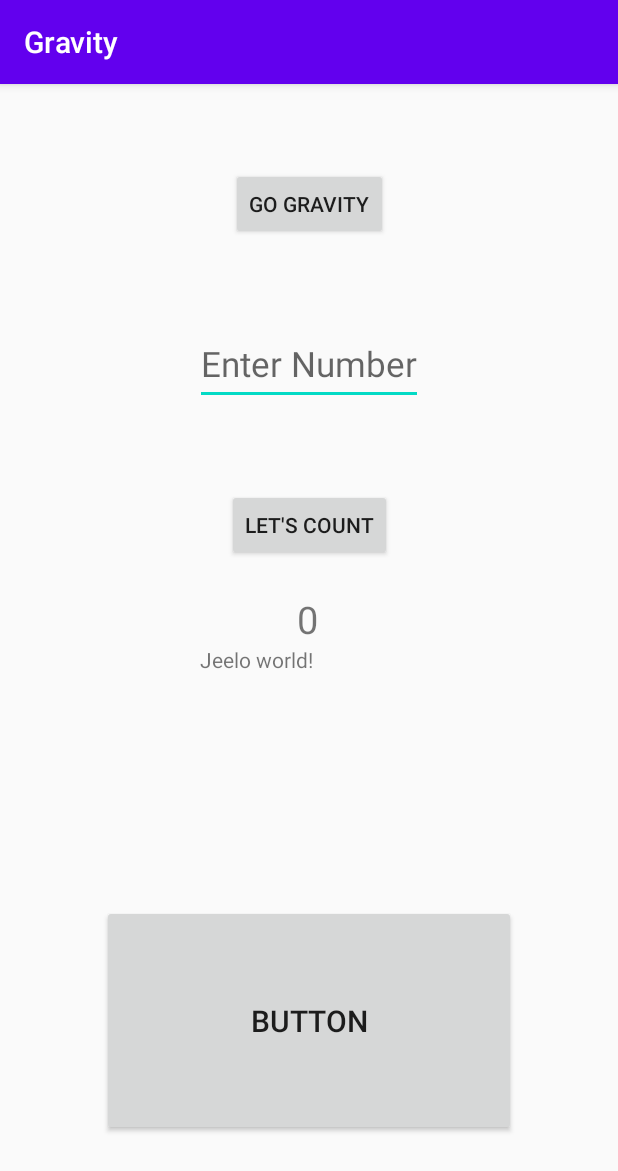
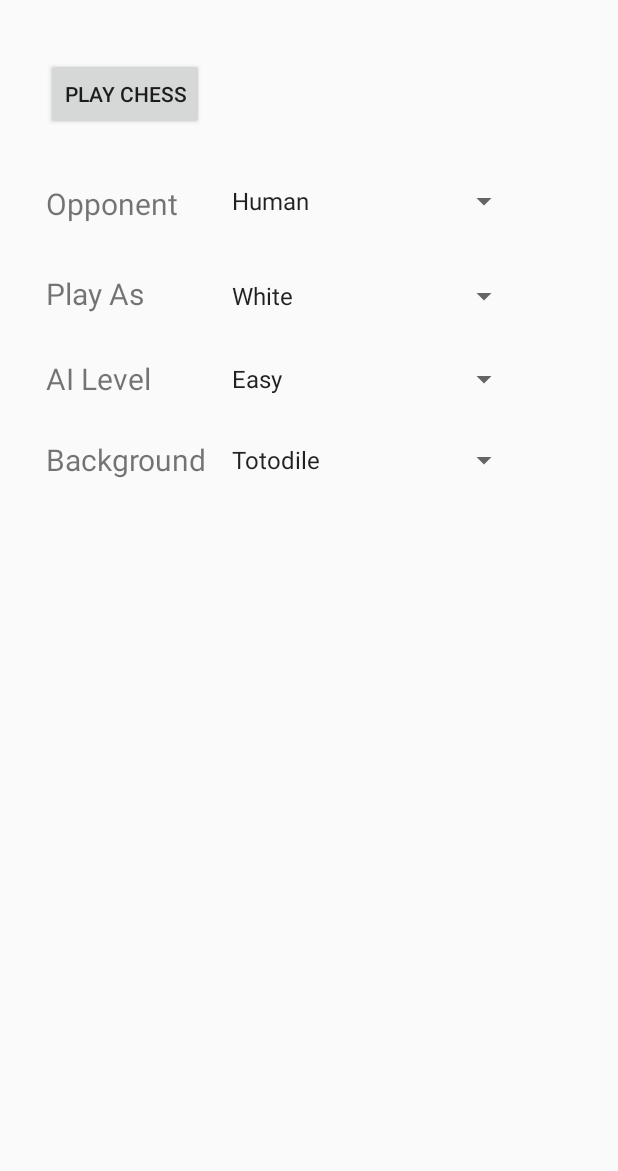
Before and after one commit to UnawareWolf/Pikachess, an Android app: the screen it shows after launch (MainActivity), on a phone screen of 412 x 824 dp. Shown: the top 1171 px of the screen. Run offline under Robolectric (Android 15) with nearby library versions, the phone set to English and light mode, and no system bars.

Commit message:
Started changing main menu to have settings for the chess game. Need to fix pawn promotion vs computer as it happens after they move.

```diff
--- a/app/src/main/java/com/example/gravity/MainActivity.java
+++ b/app/src/main/java/com/example/gravity/MainActivity.java
@@ -5,42 +5,71 @@ import androidx.appcompat.app.AppCompatActivity;
 import android.content.Intent;
 import android.os.Bundle;
 import android.view.View;
+import android.widget.AdapterView;
+import android.widget.ArrayAdapter;
 import android.widget.Button;
 import android.widget.EditText;
+import android.widget.Spinner;
 import android.widget.TextView;
 import android.widget.Toast;
 
-public class MainActivity extends AppCompatActivity {
+import java.util.ArrayList;
+import java.util.List;
+
+public class MainActivity extends AppCompatActivity implements AdapterView.OnItemSelectedListener {
 
     private int mCount = 0;
     private TextView mShowCount;
     private EditText numToAdd;
+    private boolean computer;
+    private List<Spinner> spinnerList = new ArrayList<>();
 
     @Override
     protected void onCreate(Bundle savedInstanceState) {
         super.onCreate(savedInstanceState);
         setContentView(R.layout.activity_main);
-        mShowCount = (TextView) findViewById(R.id.show_count);
-
-        //mShowCount = (TextView) findViewById(R.id.show_count);
+        spinnerList.add(setUpSpinner(R.id.opponent_spinner, R.array.opponents_array));
+        spinnerList.add(setUpSpinner(R.id.player_colour_spinner, R.array.player_colour_array));
+        spinnerList.add(setUpSpinner(R.id.computer_level_spinner, R.array.computer_level_array));
+        spinnerList.add(setUpSpinner(R.id.background_spinner, R.array.background_array));
     }
 
-    public void jeeloWorld(View view) {
-        Toast toast = Toast.makeText(this, R.string.jeelo_world, Toast.LENGTH_SHORT);
-        toast.show();
+    public Spinner setUpSpinner(int spinnerId, int spinnerArray) {
+        Spinner spinner = (Spinner) findViewById(spinnerId);
+        ArrayAdapter<CharSequence> adapter = ArrayAdapter.createFromResource(this, spinnerArray, android.R.layout.simple_spinner_item);
+        adapter.setDropDownViewResource(android.R.layout.simple_spinner_dropdown_item);
+        spinner.setAdapter(adapter);
+        spinner.setOnItemSelectedListener(this);
+        return spinner;
     }
 
-    public void countUp(View view) {
-        numToAdd = findViewById(R.id.numberToAdd);
-        if (numToAdd != null) {
-            int theNumber = Integer.parseInt(numToAdd.getText().toString());
-            mCount = mCount + theNumber;
-            mShowCount.setText(Integer.toString(mCount));
-        }
+    @Override
+    public void onItemSelected(AdapterView<?> parent, View view, int pos, long id) {
+
+    }
+
+    @Override
+    public void onNothingSelected(AdapterView<?> parent) {
+
     }
 
     public void goGravity(View view) {
-        startActivity(new Intent(this, Gravitactivity.class));
+
+        for (Spinner spinner : spinnerList) {
+            System.out.println(R.id.opponent_spinner);
+            System.out.println(spinner.getId());
+            System.out.println(spinner.getSelectedItem());
+        }
+
+        Intent chessIntent = new Intent(this, Gravitactivity.class);
+        Bundle chessBundle = new Bundle();
+        for (Spinner spinner : spinnerList) {
+            if (spinner.getSelectedItemId() == R.id.opponent_spinner) {
+                System.out.println("Hooray");
+            }
+            chessBundle.putString(String.valueOf(spinner.getId()), spinner.getSelectedItem().toString());
+        }
+        chessIntent.putExtras(chessBundle);
+        startActivity(chessIntent);
     }
-
 }
--- a/app/src/main/java/com/example/gravity/chess/ChessPiece.java
+++ b/app/src/main/java/com/example/gravity/chess/ChessPiece.java
@@ -20,6 +20,7 @@ public abstract class ChessPiece {
     protected ChessSquare parentSquare;
     protected boolean hasMoved = false;
     protected ChessPieceId id; // try removing this.
+    private int score;
 
     public abstract void setPieceImage(Context context);
     public abstract ChessPieceId getId();
@@ -232,4 +233,5 @@ public abstract class ChessPiece {
         return attackingSquares;
     }
 
+    public abstract int getPieceScore();
 }
--- a/app/src/main/java/com/example/gravity/chess/ChessSquare.java
+++ b/app/src/main/java/com/example/gravity/chess/ChessSquare.java
@@ -35,6 +35,7 @@ public class ChessSquare {
         this.piece = piece;
         this.xCoordinate = xCoordinate;
         this.yCoordinate = yCoordinate;
+        this.piece.setParentSquare(this);
         //this.boardLocation = boardLocation;
     }
 
--- a/app/src/main/java/com/example/gravity/chess/pieces/Bishop.java
+++ b/app/src/main/java/com/example/gravity/chess/pieces/Bishop.java
@@ -17,6 +17,7 @@ import java.util.List;
 public class Bishop extends ChessPiece {
 
     ChessPieceId id = ChessPieceId.Bishop;
+    int score = 3;
 
     public Bishop() {
         super();
@@ -62,5 +63,10 @@ public class Bishop extends ChessPiece {
         return new Bishop(this);
     }
 
+    @Override
+    public int getPieceScore() {
+        return this.score;
+    }
+
 
 }
--- a/app/src/main/java/com/example/gravity/chess/pieces/Empty.java
+++ b/app/src/main/java/com/example/gravity/chess/pieces/Empty.java
@@ -15,6 +15,7 @@ import java.util.List;
 public class Empty extends ChessPiece {
 
     ChessPieceId id = ChessPieceId.NoPiece;
+    int score = 0;
 
     public Empty() {
         super();
@@ -50,4 +51,9 @@ public class Empty extends ChessPiece {
         return new Empty(this);
     }
 
+    @Override
+    public int getPieceScore() {
+        return this.score;
+    }
+
 }
--- a/app/src/main/java/com/example/gravity/chess/pieces/Knight.java
+++ b/app/src/main/java/com/example/gravity/chess/pieces/Knight.java
@@ -21,6 +21,7 @@ import java.util.List;
 public class Knight extends ChessPiece {
 
     ChessPieceId id = ChessPieceId.Knight;
+    int score = 3;
 
     public Knight() {
         super();
@@ -76,4 +77,9 @@ public class Knight extends ChessPiece {
     public ChessPiece copyPiece() {
         return new Knight(this);
     }
+
+    @Override
+    public int getPieceScore() {
+        return this.score;
+    }
 }
--- a/app/src/main/java/com/example/gravity/chess/pieces/Pawn.java
+++ b/app/src/main/java/com/example/gravity/chess/pieces/Pawn.java
@@ -19,6 +19,7 @@ import java.util.List;
 public class Pawn extends ChessPiece {
 
     ChessPieceId id = ChessPieceId.Pawn;
+    int score = 1;
 
     public Pawn() {
         super();
@@ -108,4 +109,9 @@ public class Pawn extends ChessPiece {
         return new Pawn(this);
     }
 
+    @Override
+    public int getPieceScore() {
+        return this.score;
+    }
+
 }
--- a/app/src/main/java/com/example/gravity/chess/pieces/Queen.java
+++ b/app/src/main/java/com/example/gravity/chess/pieces/Queen.java
@@ -21,6 +21,7 @@ import java.util.List;
 public class Queen extends ChessPiece {
 
     ChessPieceId id = ChessPieceId.Queen;
+    int score = 8;
 
     public Queen() {
         super();
@@ -68,4 +69,9 @@ public class Queen extends ChessPiece {
         return new Queen(this);
     }
 
+    @Override
+    public int getPieceScore() {
+        return this.score;
+    }
+
 }
--- a/app/src/main/java/com/example/gravity/chess/pieces/Rook.java
+++ b/app/src/main/java/com/example/gravity/chess/pieces/Rook.java
@@ -23,6 +23,7 @@ import java.util.Set;
 public class Rook extends ChessPiece {
 
     ChessPieceId id = ChessPieceId.Rook;
+    int score = 5;
 
     public Rook() {
         super();
@@ -67,5 +68,10 @@ public class Rook extends ChessPiece {
         return new Rook(this);
     }
 
+    @Override
+    public int getPieceScore() {
+        return this.score;
+    }
+
 
 }
--- a/app/src/main/res/layout/activity_main.xml
+++ b/app/src/main/res/layout/activity_main.xml
@@ -6,80 +6,112 @@
     android:layout_height="match_parent"
     tools:context=".MainActivity">
 
-    <TextView
-        android:id="@+id/textView2"
-        android:layout_width="145dp"
-        android:layout_height="54dp"
-        android:text="@string/jeelo_world"
-        app:layout_constraintBottom_toBottomOf="parent"
-        app:layout_constraintDimensionRatio="5555"
-        app:layout_constraintEnd_toEndOf="parent"
-        app:layout_constraintLeft_toLeftOf="parent"
-        app:layout_constraintRight_toRightOf="parent"
-        app:layout_constraintStart_toStartOf="parent"
-        app:layout_constraintTop_toTopOf="parent"
-        app:layout_constraintVertical_bias="0.524" />
-
-    <Button
-        android:id="@+id/button"
-        android:layout_width="276dp"
-        android:layout_height="154dp"
-        android:layout_marginTop="52dp"
-        android:onClick="jeeloWorld"
-        android:text="Button"
-        android:textSize="20sp"
-        app:layout_constraintBottom_toBottomOf="parent"
-        app:layout_constraintEnd_toEndOf="parent"
-        app:layout_constraintStart_toStartOf="parent"
-        app:layout_constraintTop_toBottomOf="@+id/textView2" />
-
-    <TextView
-        android:id="@+id/show_count"
-        android:layout_width="wrap_content"
-        android:layout_height="wrap_content"
-        android:text="@string/count_initial_value"
-        android:textSize="25sp"
-        app:layout_constraintBottom_toTopOf="@+id/textView2"
-        app:layout_constraintEnd_toEndOf="parent"
-        app:layout_constraintHorizontal_bias="0.498"
-        app:layout_constraintStart_toStartOf="parent"
-        app:layout_constraintTop_toBottomOf="@+id/button2"
-        app:layout_constraintVertical_bias="1.0" />
-
-    <Button
-        android:id="@+id/button2"
-        android:layout_width="wrap_content"
-        android:layout_height="wrap_content"
-        android:onClick="countUp"
-        android:text="Let's count"
-        app:layout_constraintBottom_toTopOf="@+id/textView2"
-        app:layout_constraintEnd_toEndOf="parent"
-        app:layout_constraintStart_toStartOf="parent"
-        app:layout_constraintTop_toBottomOf="@+id/numberToAdd" />
-
-    <EditText
-        android:id="@+id/numberToAdd"
-        android:layout_width="152dp"
-        android:layout_height="54dp"
-        android:ems="10"
-        android:hint="Enter Number"
-        android:inputType="numberSigned"
-        android:text=""
-        android:textSize="23sp"
-        app:layout_constraintBottom_toTopOf="@+id/textView2"
-        app:layout_constraintEnd_toEndOf="parent"
-        app:layout_constraintStart_toStartOf="parent"
-        app:layout_constraintTop_toTopOf="parent" />
-
     <Button
         android:id="@+id/goGravity"
         android:layout_width="wrap_content"
         android:layout_height="wrap_content"
-        android:text="@string/go_gravity"
         android:onClick="goGravity"
-        app:layout_constraintBottom_toTopOf="@+id/numberToAdd"
+        android:text="@string/play_chess"
+        app:layout_constraintBottom_toBottomOf="parent"
         app:layout_constraintEnd_toEndOf="parent"
+        app:layout_constraintHorizontal_bias="0.1"
         app:layout_constraintStart_toStartOf="parent"
-        app:layout_constraintTop_toTopOf="parent" />
+        app:layout_constraintTop_toTopOf="parent"
+        app:layout_constraintVertical_bias="0.05" />
+
+    <TextView
+        android:id="@+id/opponent_text"
+        android:layout_width="wrap_content"
+        android:layout_height="wrap_content"
+        android:text="@string/opponent"
+        android:textSize="20sp"
+        app:layout_constraintBottom_toBottomOf="parent"
+        app:layout_constraintEnd_toEndOf="@+id/goGravity"
+        app:layout_constraintHorizontal_bias="0.0"
+        app:layout_constraintStart_toStartOf="@+id/goGravity"
+        app:layout_constraintTop_toBottomOf="@+id/goGravity"
+        app:layout_constraintVertical_bias="0.05" />
+
+    <TextView
+        android:id="@+id/player_colour_text"
+        android:layout_width="wrap_content"
+        android:layout_height="wrap_content"
+        android:text="@string/player_colour"
+        android:textSize="20sp"
+        app:layout_constraintBottom_toBottomOf="parent"
+        app:layout_constraintEnd_toEndOf="@+id/opponent_text"
+        app:layout_constraintHorizontal_bias="0.0"
+        app:layout_constraintStart_toStartOf="@+id/opponent_text"
+        app:layout_constraintTop_toBottomOf="@+id/opponent_text"
+        app:layout_constraintVertical_bias="0.05" />
+
+    <Spinner
+        android:id="@+id/opponent_spinner"
+        android:layout_width="200dp"
+        android:layout_height="wrap_content"
+        android:textSize="20sp"
+        app:layout_constraintBottom_toBottomOf="@+id/opponent_text"
+        app:layout_constraintEnd_toEndOf="parent"
+        app:layout_constraintHorizontal_bias="0.3"
+        app:layout_constraintStart_toEndOf="@+id/opponent_text"
+        app:layout_constraintTop_toTopOf="@+id/opponent_text"
+        app:layout_constraintVertical_bias="0.0" />
+
+    <Spinner
+        android:id="@+id/computer_level_spinner"
+        android:layout_width="200dp"
+        android:layout_height="wrap_content"
+        android:textSize="20sp"
+        app:layout_constraintBottom_toBottomOf="@+id/computer_level"
+        app:layout_constraintEnd_toEndOf="@+id/opponent_spinner"
+        app:layout_constraintStart_toStartOf="@+id/opponent_spinner"
+        app:layout_constraintTop_toTopOf="@+id/computer_level" />
+
+    <Spinner
+        android:id="@+id/background_spinner"
+        android:layout_width="200dp"
+        android:layout_height="wrap_content"
+        android:textSize="20sp"
+        app:layout_constraintBottom_toBottomOf="@+id/background"
+        app:layout_constraintEnd_toEndOf="@+id/opponent_spinner"
+        app:layout_constraintStart_toStartOf="@+id/opponent_spinner"
+        app:layout_constraintTop_toTopOf="@+id/background" />
+
+    <Spinner
+        android:id="@+id/player_colour_spinner"
+        android:layout_width="200dp"
+        android:layout_height="wrap_content"
+        android:textSize="20sp"
+        app:layout_constraintBottom_toBottomOf="@+id/player_colour_text"
+        app:layout_constraintEnd_toEndOf="@+id/opponent_spinner"
+        app:layout_constraintStart_toStartOf="@+id/opponent_spinner"
+        app:layout_constraintTop_toTopOf="@+id/player_colour_text"
+        app:layout_constraintVertical_bias="1.0" />
+
+    <TextView
+        android:id="@+id/computer_level"
+        android:layout_width="wrap_content"
+        android:layout_height="wrap_content"
+        android:text="@string/computer_level"
+        android:textSize="20sp"
+        app:layout_constraintBottom_toBottomOf="parent"
+        app:layout_constraintEnd_toEndOf="@+id/player_colour_text"
+        app:layout_constraintHorizontal_bias="0.0"
+        app:layout_constraintStart_toStartOf="@+id/player_colour_text"
+        app:layout_constraintTop_toBottomOf="@+id/player_colour_text"
+        app:layout_constraintVertical_bias="0.05" />
+
+    <TextView
+        android:id="@+id/background"
+        android:layout_width="wrap_content"
+        android:layout_height="wrap_content"
+        android:text="@string/background"
+        android:textSize="20sp"
+        app:layout_constraintBottom_toBottomOf="parent"
+        app:layout_constraintEnd_toEndOf="@+id/opponent_text"
+        app:layout_constraintHorizontal_bias="0.0"
+        app:layout_constraintStart_toStartOf="@+id/opponent_text"
+        app:layout_constraintTop_toBottomOf="@+id/computer_level"
+        app:layout_constraintVertical_bias="0.05" />
 
 </androidx.constraintlayout.widget.ConstraintLayout>
--- /dev/null
+++ b/app/src/main/res/values/integers.xml
@@ -0,0 +1,4 @@
+<?xml version="1.0" encoding="utf-8"?>
+<resources>
+    <integer name="text_vertical_offset">5</integer>
+</resources>
--- a/app/src/main/res/values/strings.xml
+++ b/app/src/main/res/values/strings.xml
@@ -1,13 +1,30 @@
 <resources>
     <string name="app_name">Gravity</string>
     <string name="jeelo_world">Jeelo world!</string>
-
-    <string name="text_initial_Value">Your message here...</string>
-    <string name="count_initial_value">0</string>
-    <string name="numberEntry">Number</string>
-    <string name="go_gravity">Go Gravity</string>
-    <string name="keep_tapping">Keep tapping.</string>
-    <string name="done">Done!</string>
+    <string name="play_chess">Play Chess</string>
+    <string name="opponent">Opponent</string>
+    <string name="player_colour">Play As</string>
+    <string name="background">Background</string>
+    <string name="computer_level">AI Level</string>
     <string name="my_image_string">Image</string>
-    <string name="confirm_move">Confirm move?</string>
+    <string name="confirm_move">Confirm</string>
+    <string name="text_vertical_offset">0.05</string>
+    <string-array name="opponents_array">
+        <item>Human</item>
+        <item>Computer</item>
+    </string-array>
+    <string-array name="computer_level_array">
+        <item>Easy</item>
+        <item>Medium</item>
+        <item>Hard</item>
+        <item>Tricky</item>
+    </string-array>
+    <string-array name="player_colour_array">
+        <item>White</item>
+        <item>Black</item>
+    </string-array>
+    <string-array name="background_array">
+        <item>Totodile</item>
+        <item>Plain</item>
+    </string-array>
 </resources>
--- a/app/src/main/res/values/styles.xml
+++ b/app/src/main/res/values/styles.xml
@@ -1,7 +1,7 @@
 <resources>
 
     <!-- Base application theme. -->
-    <style name="AppTheme" parent="Theme.AppCompat.Light.DarkActionBar">
+    <style name="AppTheme" parent="Theme.AppCompat.Light.NoActionBar">
         <!-- Customize your theme here. -->
         <item name="colorPrimary">@color/colorPrimary</item>
         <item name="colorPrimaryDark">@color/colorPrimaryDark</item>
```
Also changed, not shown: app/src/main/java/com/example/gravity/chess/Board.java (+79 -0 lines), app/src/main/java/com/example/gravity/chess/ChessMove.java (+9 -0 lines), app/src/main/java/com/example/gravity/chess/ChessView.java (+19 -37 lines), app/src/main/java/com/example/gravity/chess/pieces/King.java (+7 -0 lines).
